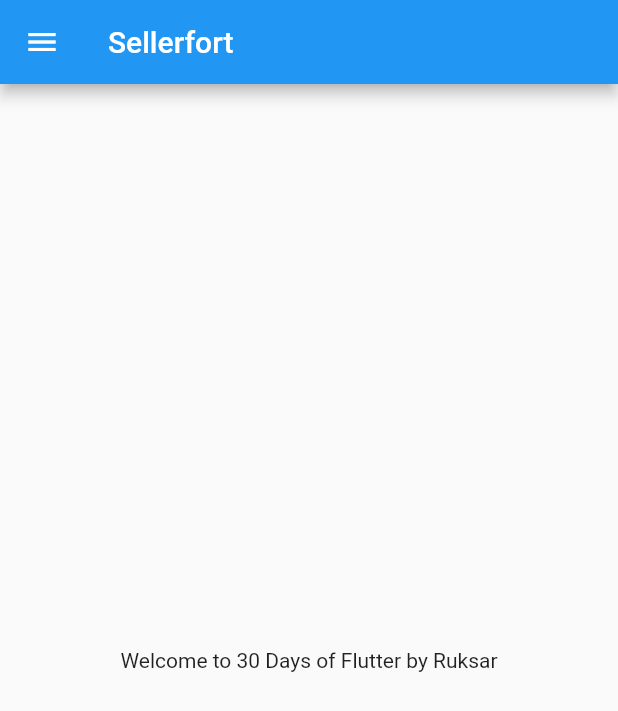
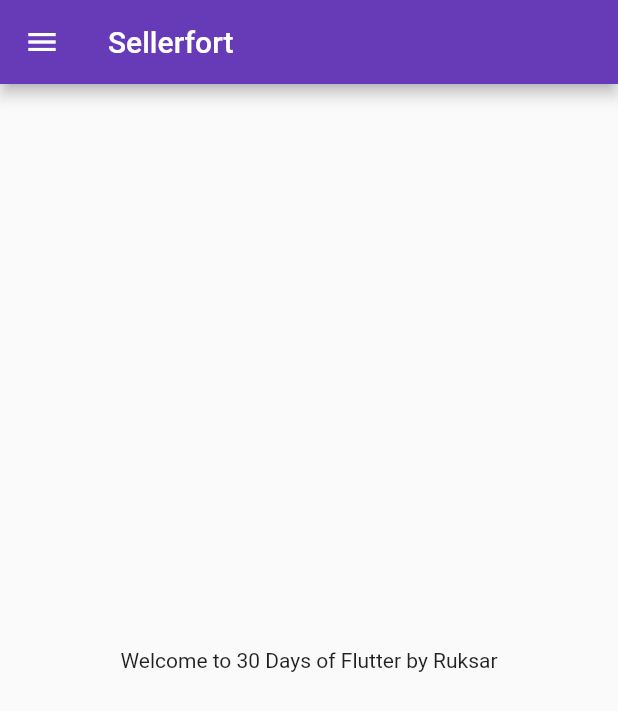
Before and after one commit to Sellerfort/flutter-catalog-app, a Flutter app: the screen it shows after launch, on a phone screen of 412 x 824 dp. Shown: the top 711 px of the screen. Run offline on Flutter 3.47's test engine with Material 2 defaults, Android fonts, the phone set to English and light mode, and no system bars.

Commit message:
Day 3 Completed

```diff
--- a/lib/main.dart
+++ b/lib/main.dart
@@ -1,5 +1,6 @@
 import 'package:flutter/material.dart';
-import 'package:sellerfort/home_page.dart';
+import 'package:sellerfort/pages/home_page.dart';
+import 'package:sellerfort/pages/login_page.dart';
 
 void main(List<String> args) {
   runApp(MyApp());
@@ -9,7 +10,17 @@ class MyApp extends StatelessWidget {
   @override
   Widget build(BuildContext context) {
     return MaterialApp(
-      home: HomePage(),
+      themeMode: ThemeMode.light,
+      theme: ThemeData(primarySwatch: Colors.deepPurple),
+      darkTheme: ThemeData(
+        brightness: Brightness.dark,
+      ),
+      initialRoute: "/home",
+      routes: {
+        "/": (context) => LoginPage(),
+        "/home": (context) => HomePage(),
+        "/login": (context) => LoginPage(),
+      },
     );
   }
 }
```
Also changed, not shown: lib/pages/login_page.dart (added, +19 -0 lines), lib/pages/home_page.dart (renamed from lib/home_page.dart).
